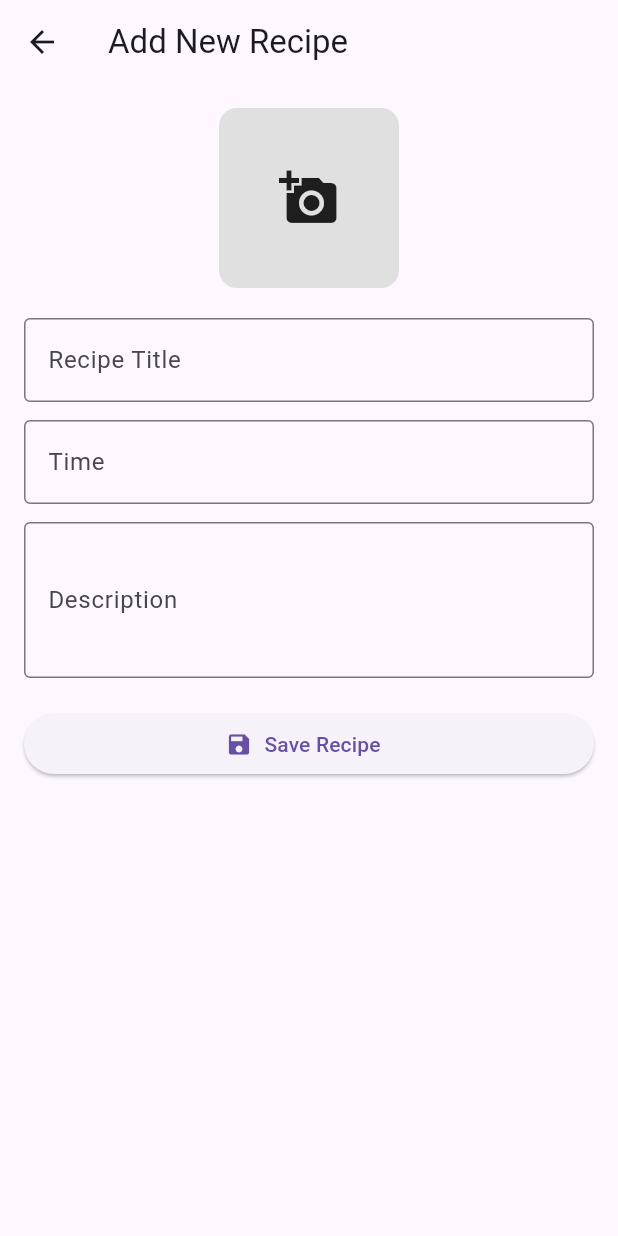
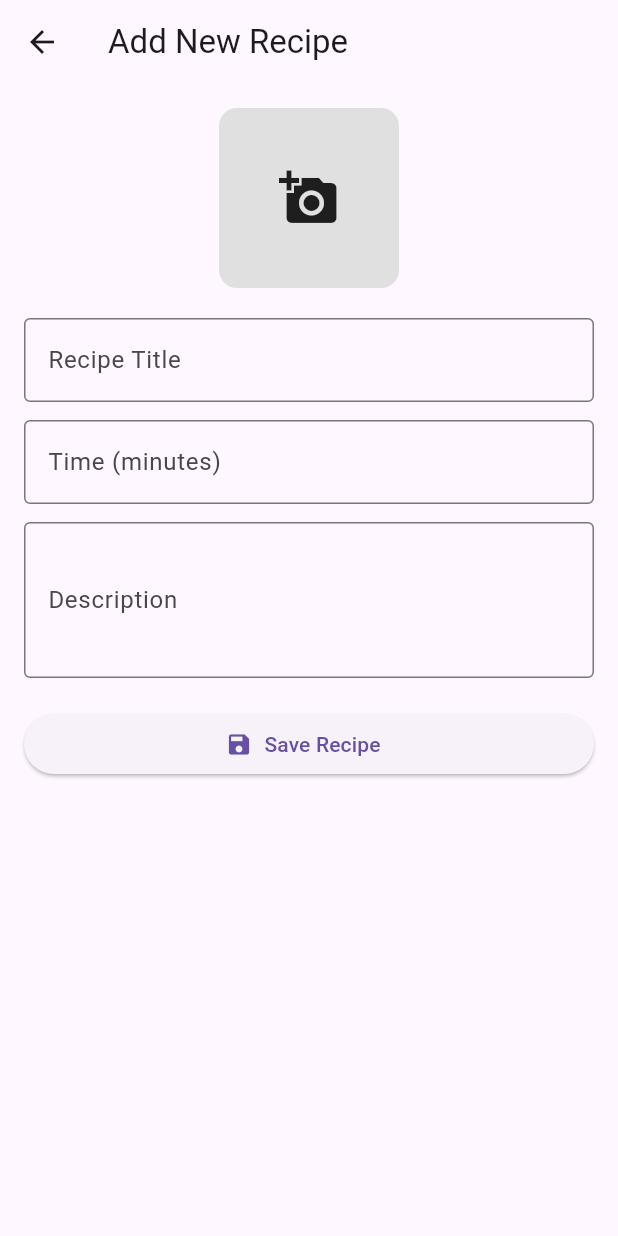
Before and after one commit to AggelosTse/Cooking-App, a Flutter app: the screen it shows after launch, after a tap on "Add Recipe", on a phone screen of 412 x 824 dp. Run offline on Flutter 3.47's test engine with Material 3 defaults, Android fonts, the phone set to English and light mode, and no system bars; our stand-ins replace hive, image_picker; accounts and stored records are empty.

Commit message:
time cant be letters anymore

```diff
--- a/lib/main.dart
+++ b/lib/main.dart
@@ -1,6 +1,7 @@
 import 'package:flutter/material.dart';
 import 'package:hive/hive.dart';
 import 'package:path_provider/path_provider.dart';
+import 'package:flutter/services.dart';
 import 'dart:io';
 import 'package:image_picker/image_picker.dart';
 
@@ -100,7 +101,8 @@ class _ImageScrollerState extends State<ImageScroller> {
         sorted.sort((a, b) => b.difficulty.compareTo(a.difficulty));
         break;
       case 'Time':
-        sorted.sort((a, b) => a.preparationMinutes.compareTo(b.preparationMinutes));
+        sorted.sort(
+            (a, b) => a.preparationMinutes.compareTo(b.preparationMinutes));
         break;
     }
     return sorted;
@@ -374,7 +376,8 @@ class _AddRecipePageState extends State<AddRecipePage> {
   final TextEditingController _descriptionController = TextEditingController();
 
   Future<void> _pickImage() async {
-    final XFile? pickedFile = await _picker.pickImage(source: ImageSource.gallery);
+    final XFile? pickedFile =
+        await _picker.pickImage(source: ImageSource.gallery);
     if (pickedFile != null) {
       setState(() {
         _imageFile = File(pickedFile.path);
@@ -386,7 +389,11 @@ class _AddRecipePageState extends State<AddRecipePage> {
     final String title = _titleController.text;
     final String time = _timeController.text;
     final String description = _descriptionController.text;
-    if (_imageFile != null && title.isNotEmpty && time.isNotEmpty && description.isNotEmpty) {
+
+    if (_imageFile != null &&
+        title.isNotEmpty &&
+        time.isNotEmpty &&
+        description.isNotEmpty) {
       final newRecipe = Recipe(
         imagePath: _imageFile!.path,
         title: title,
@@ -437,8 +444,10 @@ class _AddRecipePageState extends State<AddRecipePage> {
             const SizedBox(height: 12),
             TextField(
               controller: _timeController,
+              keyboardType: TextInputType.number,
+              inputFormatters: [FilteringTextInputFormatter.digitsOnly],
               decoration: const InputDecoration(
-                labelText: 'Time',
+                labelText: 'Time (minutes)',
                 border: OutlineInputBorder(),
               ),
             ),
```
